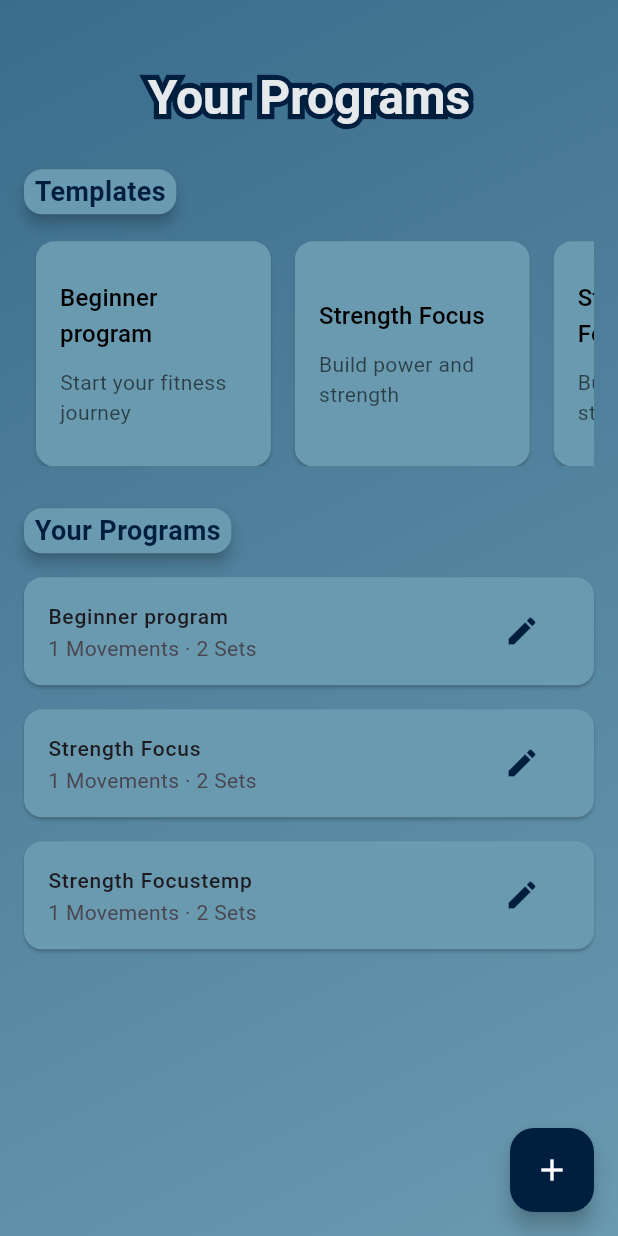
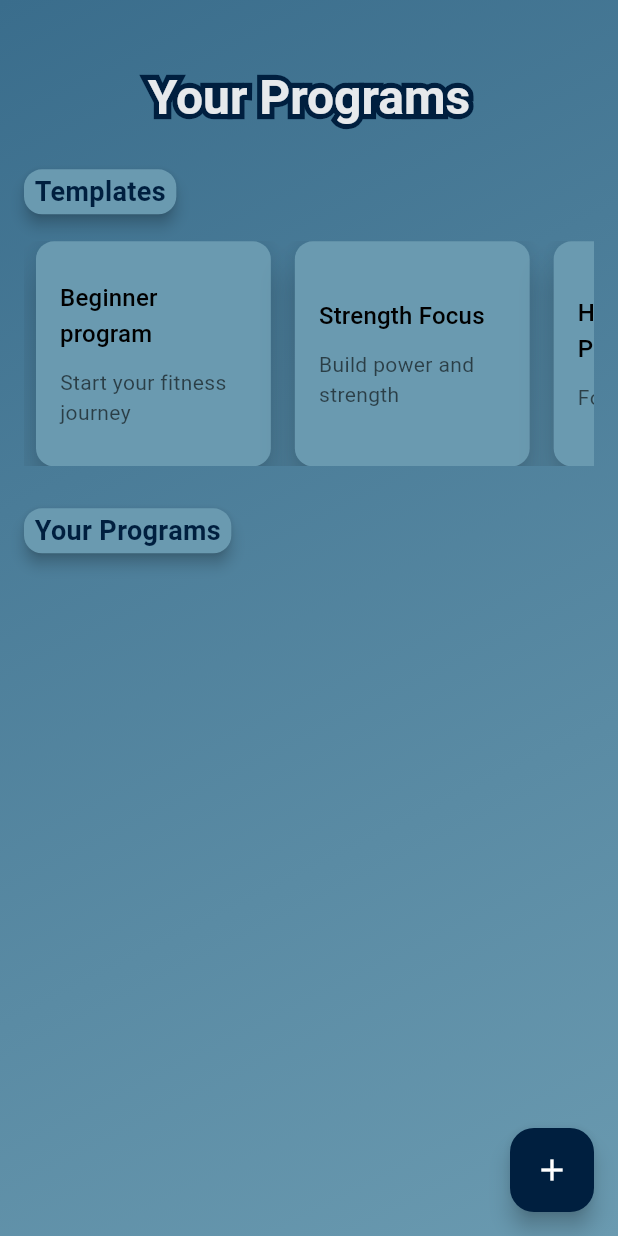
Before and after one commit to namaelsan/stronger, a Flutter app: the ProgramsPage screen opened directly, on a phone screen of 412 x 824 dp. Run offline on Flutter 3.47's test engine with Material 3 defaults, Android fonts, the phone set to English and light mode, and no system bars; our stand-ins replace shared_preferences; accounts and stored records are empty; Roboto replaces fonts that are missing (YourCustomFont).

Commit message:
save user to file

```diff
--- a/lib/Programs/programs.dart
+++ b/lib/Programs/programs.dart
@@ -1,4 +1,8 @@
 import 'package:flutter/material.dart';
+import 'dart:io';
+import 'dart:convert';
+import 'package:path_provider/path_provider.dart';
+import 'package:shared_preferences/shared_preferences.dart';
 import 'package:stronger/Programs/startWorkout.dart';
 import '../mylib.dart';
 import 'createPrograms.dart';
@@ -13,6 +17,87 @@ class ProgramsPage extends StatefulWidget {
 }
 
 class _ProgramsPageState extends State<ProgramsPage> {
+  List<Program> userPrograms = [];
+  List<Program> templatePrograms = [
+    Program("Beginner program",
+        description: "Start your fitness journey",
+        exercises: [
+          Exercise("Chest Press", sets: [
+            Set(15, "Warmup"),
+            Set(5, "Drop"),
+          ]),
+        ]),
+    Program("Strength Focus",
+        description: "Build power and strength",
+        exercises: [
+          Exercise("Chest Press", sets: [
+            Set(15, "Warmup"),
+            Set(5, "Drop"),
+          ]),
+        ]),
+    Program("Hypertrophy Program",
+        description: "For muscle growth",
+        exercises: [
+          Exercise("Squat", sets: [Set(15, "Warmup")])
+        ])
+  ];
+
+  String? _currentUser; // Track the current user
+
+  @override
+  void initState() {
+    super.initState();
+    _loadCurrentUser(); // Load the current user and their programs
+  }
+
+  // Load the current user from SharedPreferences
+  Future<void> _loadCurrentUser() async {
+    SharedPreferences prefs = await SharedPreferences.getInstance();
+    setState(() {
+      _currentUser = prefs.getString('currentUser'); // Get the current user
+    });
+    if (_currentUser != null) {
+      await _loadUserPrograms(); // Load programs for the current user
+    }
+  }
+
+  // Load user programs from a JSON file
+  Future<void> _loadUserPrograms() async {
+    if (_currentUser == null) return;
+
+    try {
+      final directory = await getApplicationDocumentsDirectory();
+      final file = File('${directory.path}/$_currentUser/userPrograms.json');
+
+      if (await file.exists()) {
+        final contents = await file.readAsString();
+        List<dynamic> programsList = jsonDecode(contents);
+        setState(() {
+          userPrograms =
+              programsList.map((program) => Program.fromJson(program)).toList();
+        });
+      }
+    } catch (e) {
+      print("Error loading user programs: $e");
+    }
+  }
+
+  // Save user programs to a JSON file
+  Future<void> _saveUserPrograms() async {
+    if (_currentUser == null) return;
+
+    try {
+      final directory = await getApplicationDocumentsDirectory();
+      Directory('${directory.path}/$_currentUser')
+          .create(); // create parent folder
+      final file = File('${directory.path}/$_currentUser/userPrograms.json');
+
+      String programsJson =
+          jsonEncode(userPrograms.map((p) => p.toJson()).toList());
+      await file.writeAsString(programsJson);
+    } catch (e) {}
+  }
+
   void navigateToCreateProgram(List<Program> programs, int index,
       {required bool isNew}) async {
     var updatedProgram = await Navigator.push(
@@ -35,6 +120,7 @@ class _ProgramsPageState extends State<ProgramsPage> {
       } else {
         userPrograms[index] = updatedProgram; // Update the program list
       }
+      _saveUserPrograms(); // Save the updated list
     });
   }
 
@@ -56,6 +142,7 @@ class _ProgramsPageState extends State<ProgramsPage> {
     }
     setState(() {
       programs[index] = updatedProgram.copy(); // Update the program list
+      _saveUserPrograms(); // Save the updated list
     });
   }
 
@@ -102,7 +189,6 @@ class _ProgramsPageState extends State<ProgramsPage> {
             // Template Programs Section
             Row(mainAxisAlignment: MainAxisAlignment.start, children: [
               Container(
-                // width: screenSize.width * 0.9, // Constrain the width
                 child: Card(
                   elevation: 4,
                   margin: EdgeInsets.symmetric(vertical: 8),
@@ -139,6 +225,7 @@ class _ProgramsPageState extends State<ProgramsPage> {
                           isNew: true);
                     },
                     child: Card(
+                      elevation: 10,
                       margin: EdgeInsets.symmetric(horizontal: 8.0),
                       child: Container(
                         width: screenSize.width * 0.38,
@@ -176,7 +263,6 @@ class _ProgramsPageState extends State<ProgramsPage> {
             // User Programs Section
             Row(mainAxisAlignment: MainAxisAlignment.start, children: [
               Container(
-                // width: screenSize.width * 0.9, // Constrain the width
                 child: Card(
                   elevation: 4,
                   margin: EdgeInsets.symmetric(vertical: 8),
@@ -207,6 +293,7 @@ class _ProgramsPageState extends State<ProgramsPage> {
               itemCount: userPrograms.length,
               itemBuilder: (context, index) {
                 return Card(
+                  elevation: 10,
                   margin: EdgeInsets.symmetric(vertical: 8.0),
                   child: ListTile(
                     title: Text(userPrograms[index].title),
@@ -233,81 +320,6 @@ class _ProgramsPageState extends State<ProgramsPage> {
       ),
     );
   }
-
-  List<Program> userPrograms = [
-    Program("Beginner program",
-        description: "Start your fitness journey",
-        exercises: [
-          Exercise("Chest Press", sets: [
-            Set(15, "Warmup"),
-            Set(5, "Drop"),
-          ]),
-        ]),
-    Program("Strength Focus",
-        description: "Build power and strength",
-        exercises: [
-          Exercise("Chest Press", sets: [
-            Set(15, "Warmup"),
-            Set(5, "Drop"),
-          ]),
-        ]),
-    Program("Strength Focustemp",
-        description: "Build power and strength",
-        exercises: [
-          Exercise("Chest Press", sets: [
-            Set(15, "Warmup"),
-            Set(5, "Drop"),
-          ]),
-        ]),
-  ];
-
-  List<Program> templatePrograms = [
-    Program("Beginner program",
-        description: "Start your fitness journey",
-        exercises: [
-          Exercise("Chest Press", sets: [
-            Set(15, "Warmup"),
-            Set(5, "Drop"),
-          ]),
-        ]),
-    Program("Strength Focus",
-        description: "Build power and strength",
-        exercises: [
-          Exercise("Chest Press", sets: [
-            Set(15, "Warmup"),
-            Set(5, "Drop"),
-          ]),
-        ]),
-    Program("Strength Focustemp",
-        description: "Build power and strength",
-        exercises: [
-          Exercise("Chest Press", sets: [
-            Set(15, "Warmup"),
-            Set(5, "Drop"),
-          ]),
-        ]),
-    Program("Strength Focustemp2",
-        description: "Build power and strength",
-        exercises: [
-          Exercise("Chest Press", sets: [
-            Set(15, "Warmup"),
-            Set(5, "Drop"),
-          ]),
-        ]),
-    Program("Strength Focustemp3",
-        description: "Build power and strength",
-        exercises: [
-          Exercise("Chest Press", sets: [
-            Set(15, "Warmup"),
-            Set(5, "Drop"),
-          ]),
-        ]),
-    Program("Hypertrophy Program",
-        description: "For muscle growth",
-        exercises: [
-          Exercise("Squat", sets: [Set(15, "Warmup")])
-        ])
-  ];
 }
 
 // Class representing a Set
```
Also changed, not shown: lib/login.dart (+131 -21 lines).
